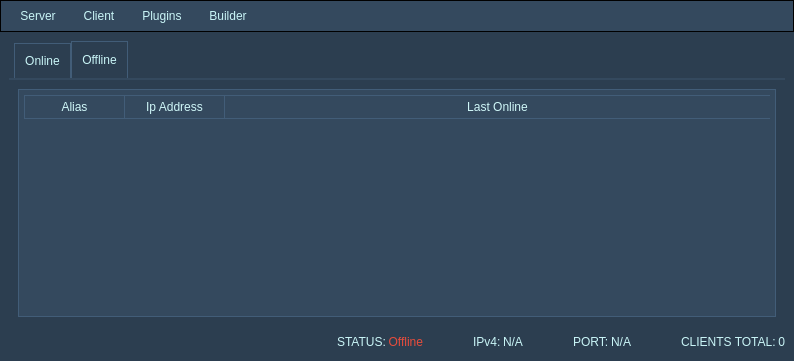
The window that source/gui.ui (5l1v3r1/Moderat) describes before a commit, drawn with Qt 5.
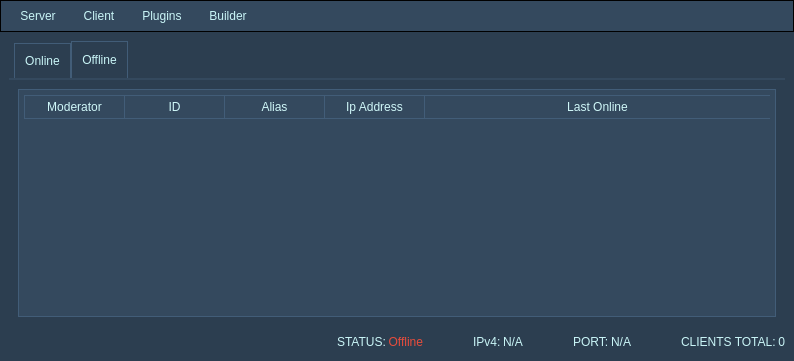
The same window after the commit. The open tabs and pages were chosen to show the change. Icons and pictures are not drawn.

Diff of the .ui file:
```diff
--- a/source/gui.ui
+++ b/source/gui.ui
@@ -570,6 +570,16 @@
           <attribute name="verticalHeaderVisible">
            <bool>false</bool>
           </attribute>
+          <column>
+           <property name="text">
+            <string>Moderator</string>
+           </property>
+          </column>
+          <column>
+           <property name="text">
+            <string>ID</string>
+           </property>
+          </column>
           <column>
            <property name="text">
             <string>Alias</string>
```
Left out of the diff: 5 changed lines with no effect on the pictures.
